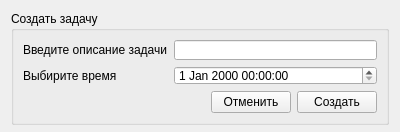
The window that create_task.ui (Hugecoc/Everydaynick) describes before a commit, drawn with Qt 5.
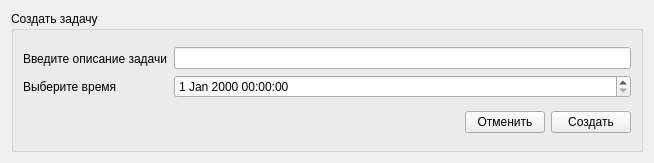
The same window after the commit.

```diff
--- a/create_task.ui
+++ b/create_task.ui
@@ -6,94 +6,35 @@
    <rect>
     <x>0</x>
     <y>0</y>
-    <width>400</width>
-    <height>132</height>
+    <width>654</width>
+    <height>163</height>
    </rect>
   </property>
-  <property name="minimumSize">
-   <size>
-    <width>0</width>
-    <height>132</height>
-   </size>
-  </property>
-  <property name="maximumSize">
-   <size>
-    <width>16777215</width>
-    <height>132</height>
-   </size>
-  </property>
   <property name="windowTitle">
    <string>Создать задачу</string>
   </property>
-  <layout class="QHBoxLayout" name="horizontalLayout">
+  <layout class="QHBoxLayout" name="horizontalLayout_3">
    <item>
     <widget class="QGroupBox" name="groupBox">
-     <property name="minimumSize">
-      <size>
-       <width>0</width>
-       <height>114</height>
-      </size>
-     </property>
-     <property name="maximumSize">
-      <size>
-       <width>16777215</width>
-       <height>114</height>
-      </size>
-     </property>
      <property name="title">
       <string>Создать задачу</string>
      </property>
-     <layout class="QFormLayout" name="formLayout">
-      <item row="1" column="0" colspan="2">
-       <layout class="QVBoxLayout" name="verticalLayout_3">
-        <item>
-         <layout class="QHBoxLayout" name="horizontalLayout_3">
-          <item>
-           <spacer name="horizontalSpacer">
-            <property name="orientation">
-             <enum>Qt::Horizontal</enum>
-            </property>
-            <property name="sizeHint" stdset="0">
-             <size>
-              <width>40</width>
-              <height>20</height>
-             </size>
-            </property>
-           </spacer>
-          </item>
-          <item>
-           <widget class="QPushButton" name="pushButton_cancel">
-            <property name="text">
-             <string>Отменить</string>
-            </property>
-           </widget>
-          </item>
-          <item>
-           <widget class="QPushButton" name="pushButton_create">
-            <property name="text">
-             <string>Создать</string>
-            </property>
-           </widget>
-          </item>
-         </layout>
-        </item>
-       </layout>
-      </item>
-      <item row="0" column="0" colspan="2">
+     <layout class="QVBoxLayout" name="verticalLayout_3">
+      <item>
        <layout class="QHBoxLayout" name="horizontalLayout_2">
         <item>
          <layout class="QVBoxLayout" name="verticalLayout">
-          <item>
-           <widget class="QLabel" name="label">
-            <property name="text">
-             <string>Введите описание задачи</string>
-            </property>
-           </widget>
-          </item>
           <item>
            <widget class="QLabel" name="label_2">
             <property name="text">
-             <string>Выбирите время</string>
+             <string>Введите описание задачи</string>
+            </property>
+           </widget>
+          </item>
+          <item>
+           <widget class="QLabel" name="label">
+            <property name="text">
+             <string>Выберите время</string>
             </property>
            </widget>
           </item>
@@ -111,6 +52,37 @@
         </item>
        </layout>
       </item>
+      <item>
+       <layout class="QHBoxLayout" name="horizontalLayout">
+        <item>
+         <spacer name="horizontalSpacer">
+          <property name="orientation">
+           <enum>Qt::Horizontal</enum>
+          </property>
+          <property name="sizeHint" stdset="0">
+           <size>
+            <width>40</width>
+            <height>20</height>
+           </size>
+          </property>
+         </spacer>
+        </item>
+        <item>
+         <widget class="QPushButton" name="pushButton_cancel">
+          <property name="text">
+           <string>Отменить</string>
+          </property>
+         </widget>
+        </item>
+        <item>
+         <widget class="QPushButton" name="pushButton_2">
+          <property name="text">
+           <string>Создать</string>
+          </property>
+         </widget>
+        </item>
+       </layout>
+      </item>
      </layout>
     </widget>
    </item>
```
Left out of the diff: 4 changed lines with no effect on the pictures.
